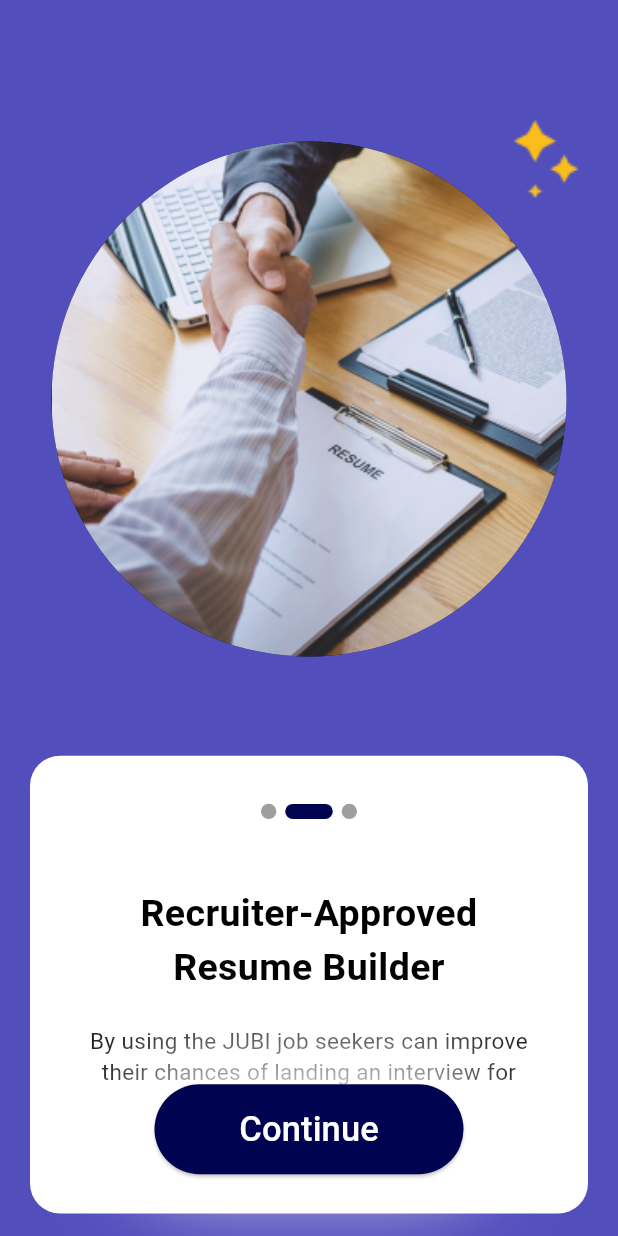
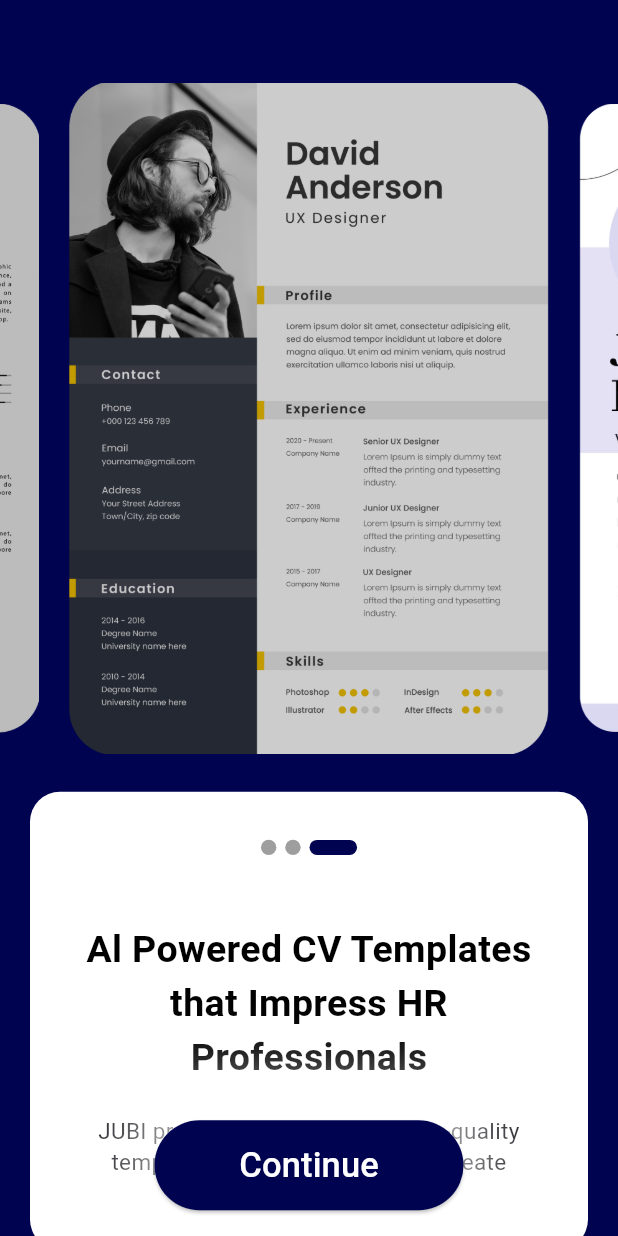
Before and after one commit to Prafulpatnecha/resume_cv, a Flutter app: the ContinueSecondPage screen opened by its route, after a tap on "Continue", on a phone screen of 412 x 824 dp. Run offline on Flutter 3.47's test engine with Material 3 defaults, Android fonts, the phone set to English and light mode, and no system bars; drawn by our look-alikes of carousel_slider.

Commit message:
20-05-24

```diff
--- a/lib/controller/controlling_all_file.dart
+++ b/lib/controller/controlling_all_file.dart
@@ -12,6 +12,7 @@ class ResumeApp extends StatelessWidget {
       // title:'Resume Cv'
       initialRoute: '/started',
       // initialRoute: '/first',
+      // initialRoute: '/third',
       routes: Approutes.routes,
     );
   }
--- a/lib/controller/routes.dart
+++ b/lib/controller/routes.dart
@@ -4,6 +4,7 @@ import 'package:resume_cv/home/startedfile/started_page.dart';
 
 import '../home/continuefile/continuefirstpage/continuepagefirst.dart';
 import '../home/continuefile/continuesecondpage/continuepagesecond.dart';
+import '../home/continuefile/continuethirdpage/continuepagethird.dart';
 import '../home/onscreenfile/on_screen_page.dart';
 
 class Approutes
@@ -13,5 +14,6 @@ class Approutes
     '/started': (context)=>const StartedPage(),
     '/first':(context)=>const ContinueFirstPage(),
     '/second':(context)=>const ContinueSecondPage(),
+    '/third':(context)=>const ContinueThirdPage(),
   };
 }
--- a/lib/home/continuefile/components/container_continue_file.dart
+++ b/lib/home/continuefile/components/container_continue_file.dart
@@ -49,7 +49,7 @@ Container textContinue({required double w,required String textfindfirst,required
   return Container(
     margin: const EdgeInsets.all(20),
     height: 200,
-    width: w / 1.4,
+    width: w / 1.3,
     color: Colors.white,
     child:  SingleChildScrollView(
       child: Column(
--- a/lib/home/continuefile/continuesecondpage/continuepagesecond.dart
+++ b/lib/home/continuefile/continuesecondpage/continuepagesecond.dart
@@ -65,6 +65,7 @@ class _ContinueSecondPageState extends State<ContinueSecondPage> {
                                   (states) => onScreenColor),
                         ),
                         onPressed: () {
+                          Navigator.of(context).pushNamed('/third');
                         },
                         child: const Text(
                           'Continue',
--- /dev/null
+++ b/lib/home/continuefile/continuethirdpage/continuepagethird.dart
@@ -0,0 +1,131 @@
+import 'package:carousel_slider/carousel_slider.dart';
+import 'package:flutter/cupertino.dart';
+import 'package:flutter/material.dart';
+import 'package:flutter/widgets.dart';
+import 'package:resume_cv/home/continuefile/components/container_continue_file.dart';
+import 'package:resume_cv/utils/colors.dart';
+
+class ContinueThirdPage extends StatefulWidget {
+  const ContinueThirdPage({super.key});
+
+  @override
+  State<ContinueThirdPage> createState() => _ContinueThirdPageState();
+}
+
+class _ContinueThirdPageState extends State<ContinueThirdPage> {
+  @override
+  Widget build(BuildContext context) {
+    double h = MediaQuery.of(context).size.height;
+    double w = MediaQuery.of(context).size.width;
+    return Scaffold(
+      body: Container(
+        height: h,
+        width: w,
+        color: onScreenColor,
+        child: SingleChildScrollView(
+          child: Column(
+            children: [
+              const SizedBox(
+                height: 50,
+              ),
+              SizedBox(
+                child: CarouselSlider(
+                  options: CarouselOptions(
+                    autoPlay: true,
+                    aspectRatio: 0.9,
+                    enlargeCenterPage: true,
+                    enlargeFactor: 0.2,
+                  ),
+                  items: imageSlider,
+                ),
+              ),
+              Container(
+                child: containerContinue(
+                  h: h,
+                  w: w,
+                  childfind: Stack(
+                    children: [
+                      SingleChildScrollView(
+                        child: Column(
+                          children: [
+                            const SizedBox(
+                              height: 30,
+                            ),
+                            Row(
+                              mainAxisAlignment: MainAxisAlignment.center,
+                              children: [
+                                continueCircaling(width: w / 80),
+                                SizedBox(
+                                  width: w / 70,
+                                ),
+                                continueCircaling(width: w / 80),
+                                SizedBox(
+                                  width: w / 70,
+                                ),
+                                continueCircalBlime(width: w / 13),
+                              ],
+                            ),
+                            textContinue(
+                                w: w,
+                                textfindfirst:
+                                    'Al Powered CV Templates that Impress HR Professionals',
+                                textfindtwo:
+                                    'JUBI provides a collection of high-quality templates that help job seekers create professional-looking CVs.')
+                          ],
+                        ),
+                      ),
+                      buttonContinue(
+                        w: w,
+                        buttonfind: ElevatedButton(
+                          style: ButtonStyle(
+                            minimumSize:
+                                MaterialStateProperty.all(Size(w / 2, 60)),
+                            backgroundColor: MaterialStateColor.resolveWith(
+                                (states) => onScreenColor),
+                          ),
+                          onPressed: () {
+                            Navigator.of(context).pushNamed('');
+                          },
+                          child: const Text(
+                            'Continue',
+                            style: TextStyle(color: Colors.white, fontSize: 23),
+                          ),
+                        ),
+                      )
+                    ],
+                  ),
+                ),
+              )
+            ],
+          ),
+        ),
+      ),
+    );
+  }
+}
+
+List<String> imageList = [
+  'assets/images/view_1.png',
+  'assets/images/view_2.png',
+  'assets/images/view_3.png',
+];
+
+List<Widget> imageSlider = imageList
+    .map((item) => SizedBox(
+          child: Container(
+            margin: const EdgeInsets.all(5),
+            child: ClipRRect(
+              borderRadius: BorderRadius.circular(5),
+              child: Stack(
+                children: <Widget>[
+                  Image.asset(
+                    item,
+                    fit: BoxFit.cover,
+                    width: 1000,
+                  ),
+                ],
+              ),
+            ),
+          ),
+        ))
+    .toList();
--- a/pubspec.yaml
+++ b/pubspec.yaml
@@ -35,6 +35,8 @@ dependencies:
   # The following adds the Cupertino Icons font to your application.
   # Use with the CupertinoIcons class for iOS style icons.
   cupertino_icons: ^1.0.6
+  flutter_image_slideshow: ^0.1.6
+  carousel_slider: ^4.2.1
 
 dev_dependencies:
   flutter_test:
```
Also changed, not shown: assets/images/view_1.png (added), assets/images/view_2.png (added), assets/images/view_3.png (added), pubspec.lock.
